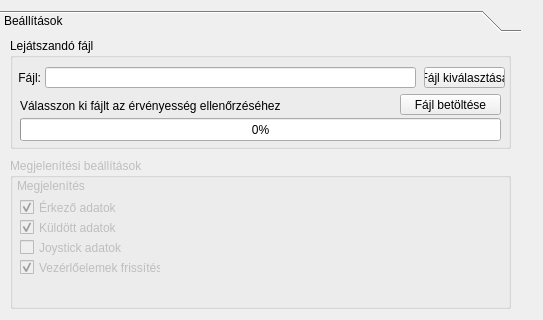
This is src-cpp/vezerlo-gui/lejatszas.ui in KerteszDomokos/tengeralattjaro-cpp as Qt 5 draws it before an edit; both pictures show x 0 to 543 and y 0 to 320 of the 543 by 502 pixel window. The edited form follows.
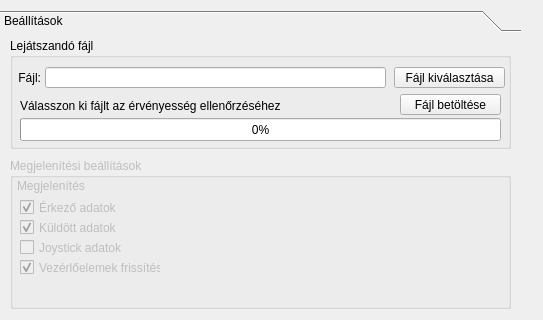
This is the edited form. Icons and pictures are not drawn.

Patch:
```diff
--- a/src-cpp/vezerlo-gui/lejatszas.ui
+++ b/src-cpp/vezerlo-gui/lejatszas.ui
@@ -76,7 +76,7 @@
       <x>0</x>
       <y>0</y>
       <width>521</width>
-      <height>277</height>
+      <height>261</height>
      </rect>
     </property>
     <attribute name="label">
@@ -97,9 +97,9 @@
      <widget class="QPushButton" name="filekivalasztas">
       <property name="geometry">
        <rect>
-        <x>414</x>
+        <x>384</x>
         <y>29</y>
-        <width>81</width>
+        <width>111</width>
         <height>21</height>
        </rect>
       </property>
@@ -112,7 +112,7 @@
        <rect>
         <x>35</x>
         <y>29</y>
-        <width>371</width>
+        <width>341</width>
         <height>21</height>
        </rect>
       </property>
```
Left out of the diff: 2 changed lines with no effect on the pictures.
